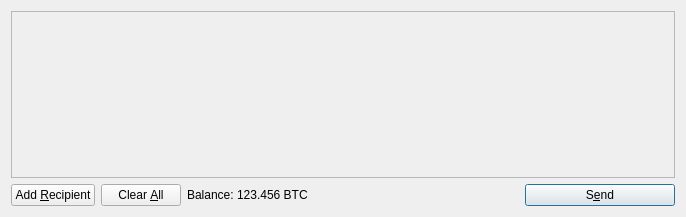
The window that src/qt/forms/sendcoinsdialog.ui (domob1812/i0coin) describes before a commit, drawn with Qt 5.
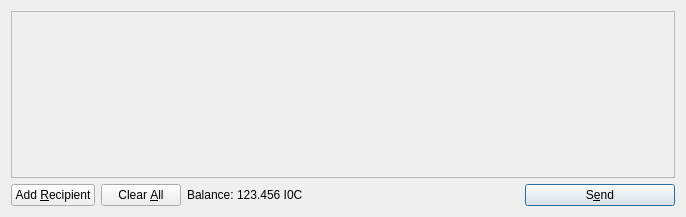
The same window after the commit. Icons and pictures are not drawn.

Patch:
```diff
--- a/src/qt/forms/sendcoinsdialog.ui
+++ b/src/qt/forms/sendcoinsdialog.ui
@@ -119,7 +119,7 @@
           <cursorShape>IBeamCursor</cursorShape>
          </property>
          <property name="text">
-          <string>123.456 BTC</string>
+          <string>123.456 I0C</string>
          </property>
          <property name="textInteractionFlags">
           <set>Qt::LinksAccessibleByMouse|Qt::TextSelectableByKeyboard|Qt::TextSelectableByMouse</set>
```
